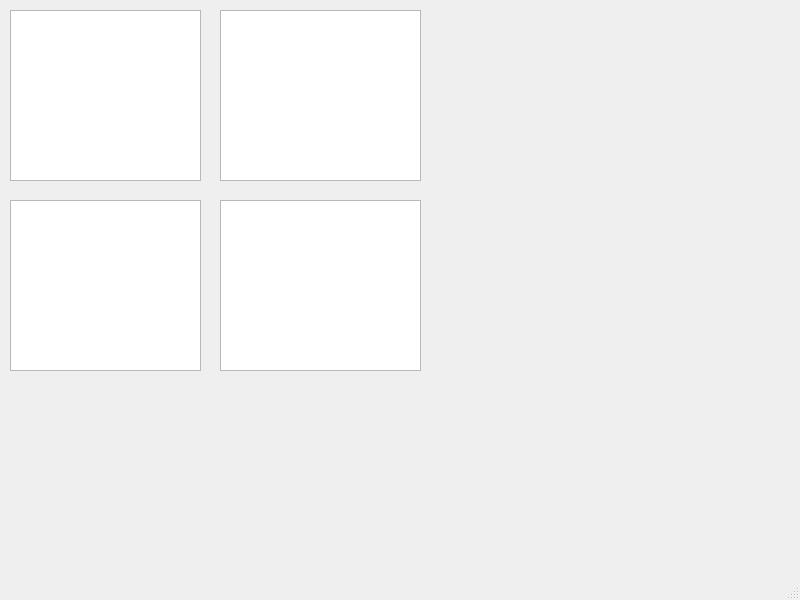
This is gui/main_window.ui in b0g3r/PE_edu_transcript as Qt 5 draws it before an edit. The edited form follows.
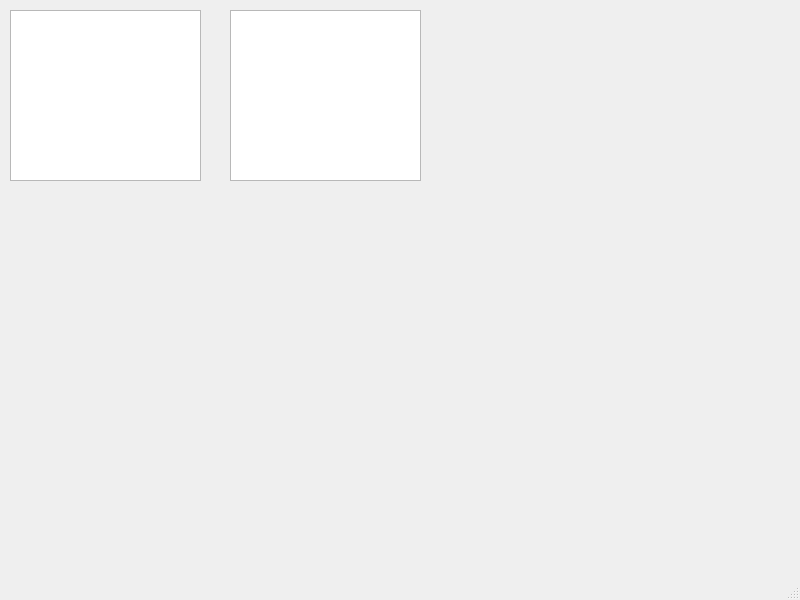
This is the edited form.

```diff
--- a/gui/main_window.ui
+++ b/gui/main_window.ui
@@ -24,41 +24,24 @@
      </rect>
     </property>
    </widget>
-   <widget class="QListView" name="listView">
+   <widget class="QTableView" name="tableView_2">
     <property name="geometry">
      <rect>
-      <x>220</x>
+      <x>230</x>
       <y>10</y>
-      <width>201</width>
-      <height>171</height>
-     </rect>
-    </property>
-    <property name="modelColumn">
-     <number>0</number>
-    </property>
-    <property name="batchSize">
-     <number>2</number>
-    </property>
-   </widget>
-   <widget class="QTreeView" name="treeView">
-    <property name="geometry">
-     <rect>
-      <x>10</x>
-      <y>200</y>
       <width>191</width>
       <height>171</height>
      </rect>
     </property>
-   </widget>
-   <widget class="QColumnView" name="columnView">
-    <property name="geometry">
-     <rect>
-      <x>220</x>
-      <y>200</y>
-      <width>201</width>
-      <height>171</height>
-     </rect>
+    <property name="sortingEnabled">
+     <bool>true</bool>
     </property>
+    <attribute name="horizontalHeaderShowSortIndicator" stdset="0">
+     <bool>false</bool>
+    </attribute>
+    <attribute name="verticalHeaderVisible">
+     <bool>false</bool>
+    </attribute>
    </widget>
   </widget>
   <widget class="QMenuBar" name="menubar">
```
Left out of the diff: 9 changed lines with no effect on the pictures.
